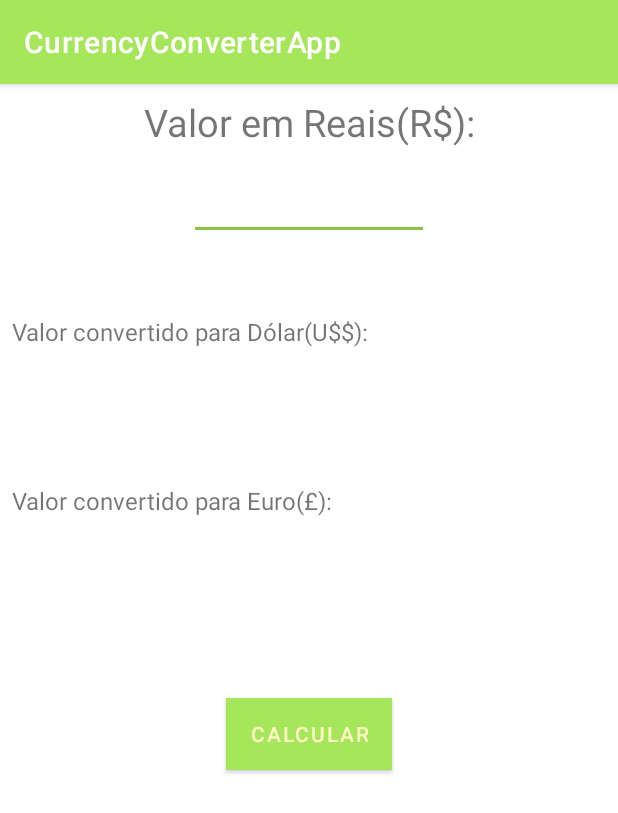
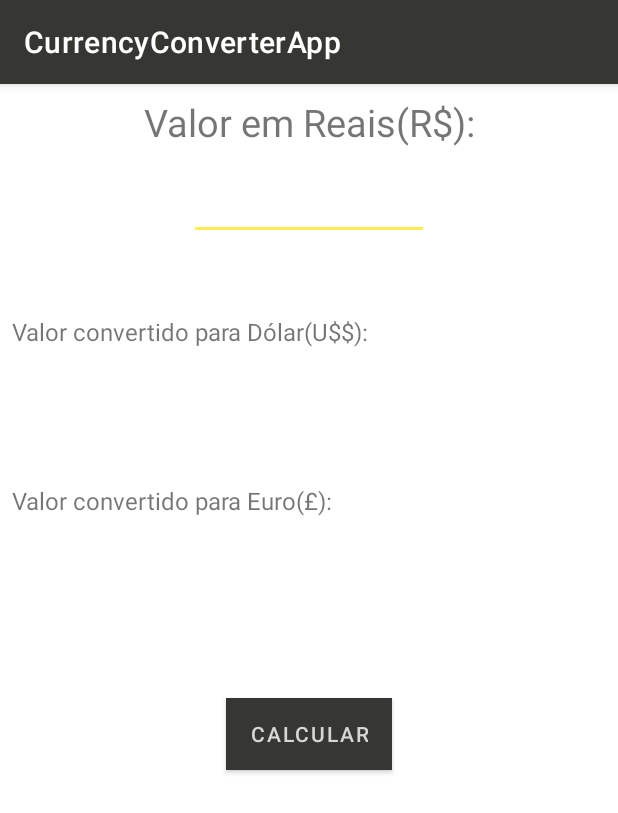
Before and after one commit to arthurmdros/CurrencyConverter, an Android app: the screen it shows after launch (MainActivity), on a phone screen of 412 x 824 dp. Shown: the top 813 px of the screen. Run offline under Robolectric (Android 15) with nearby library versions, the phone set to English and light mode, and no system bars.

Commit message:
Atualizando novos padrões de cores do projeto

```diff
--- a/app/src/main/res/values/colors.xml
+++ b/app/src/main/res/values/colors.xml
@@ -1,11 +1,6 @@
 <?xml version="1.0" encoding="utf-8"?>
 <resources>
-    <color name="colorPrimary">#a6e65b</color>
-    <color name="colorPrimaryDark">#85bc47</color>
-    <color name="colorAccent">#8BC34A</color>
-    <color name="colorLight">#FFF9C4</color>
-    <color name="colorPrimaryText">#212121</color>
-    <color name="colorSecundaryText">#757575</color>
-    <color name="colorDividerText">#BDBDBD</color>
+    <color name="colorPrimary">#363633</color>
+    <color name="colorAccent">#ffec4f</color>
 
 </resources>
```
